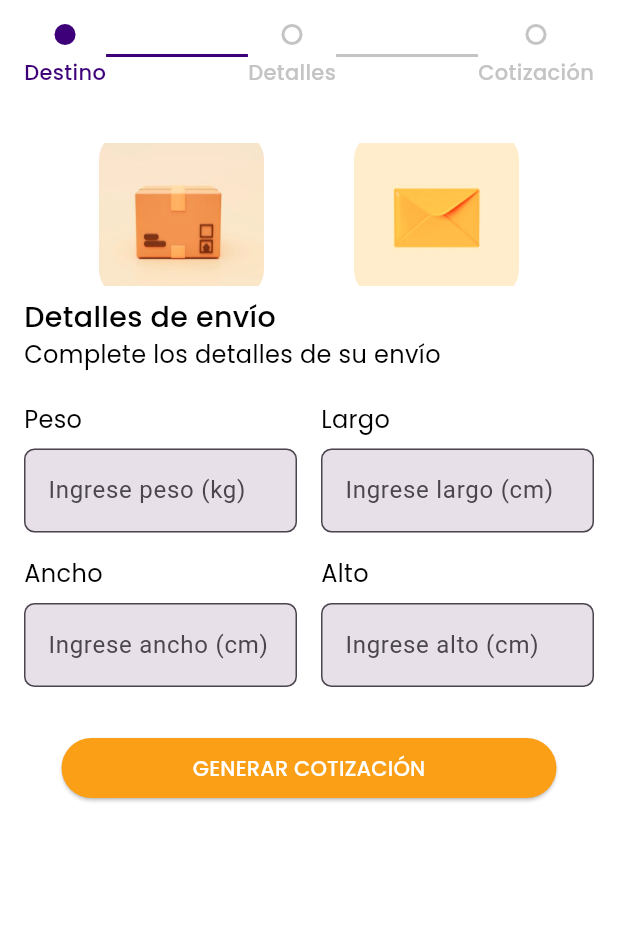
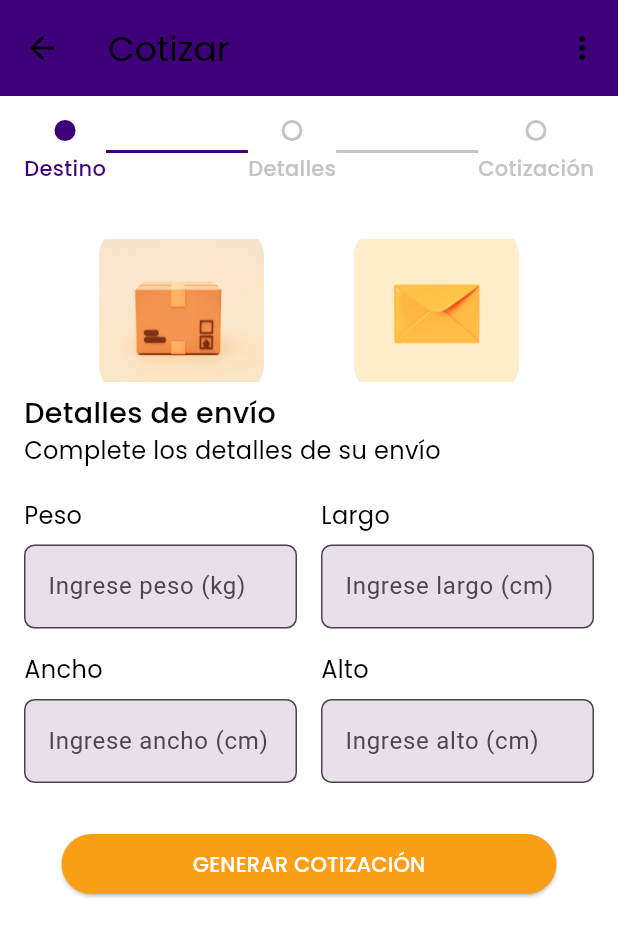
Before and after one commit to S1MAA/PIP_APP, a Flutter app: the FormularioDetalles screen opened directly, on a phone screen of 412 x 824 dp. Shown: the top 937 px of the screen. Run offline on Flutter 3.47's test engine with Material 3 defaults, Android fonts, the phone set to English and light mode, and no system bars; our stand-ins replace cloud_firestore, firebase_core, flex_color_scheme; accounts and stored records are empty.

Commit message:
for det con appbar

```diff
--- a/pip_app/lib/components/formulariodetalles.dart
+++ b/pip_app/lib/components/formulariodetalles.dart
@@ -92,6 +92,27 @@ class _FormularioDetallesState extends State<FormularioDetalles> {
   @override
   Widget build(BuildContext context) {
     return Scaffold(
+
+      appBar: AppBar(
+        backgroundColor: Theme.of(context).colorScheme.primary,
+        toolbarHeight: 64.0,
+        title: const Text(
+          'Cotizar',
+          style: TextStyle(
+            fontFamily: 'Poppins-Regular',
+            fontSize: 23,
+          ),
+        ),
+        actions: [
+          IconButton(
+            icon: const Icon(
+              Icons.more_vert,
+            ),
+            onPressed: () {},
+          ),
+        ],
+      ),
+
       body: SingleChildScrollView(
         padding: const EdgeInsets.all(16.0),
         child: Column(
@@ -220,7 +241,9 @@ class _FormularioDetallesState extends State<FormularioDetalles> {
                     GestureDetector(
                       onTap: () {
                         // Acción para el botón de documento
-                        print('Documento seleccionado');
+                        if (kDebugMode) {
+                          print('Documento seleccionado');
+                        }
                       },
                       child: Column(
                         children: [
--- a/pip_app/lib/screens/home.dart
+++ b/pip_app/lib/screens/home.dart
@@ -3,6 +3,9 @@ import 'package:cloud_firestore/cloud_firestore.dart';
 import 'package:pip_app/components/appbar.dart'; // Acuérdate que modular estilos es el nombre MI PROYECTO
 import 'package:pip_app/components/formulario.dart';
 import 'package:pip_app/components/formulariodetalles.dart';
+
+
+// HOLA PROFE EL PROBLEMA ES QUE LA NAVIGATIONBAR NO SE VE, Y CUANDO SE HACE EL FORMULARIO EN ENVIAR CUANDO SE PONE SIGUIENTE NO SE VE LA NAVIGATION BAR
 
 class Mantenedor extends StatefulWidget {
   const Mantenedor({super.key});
```
